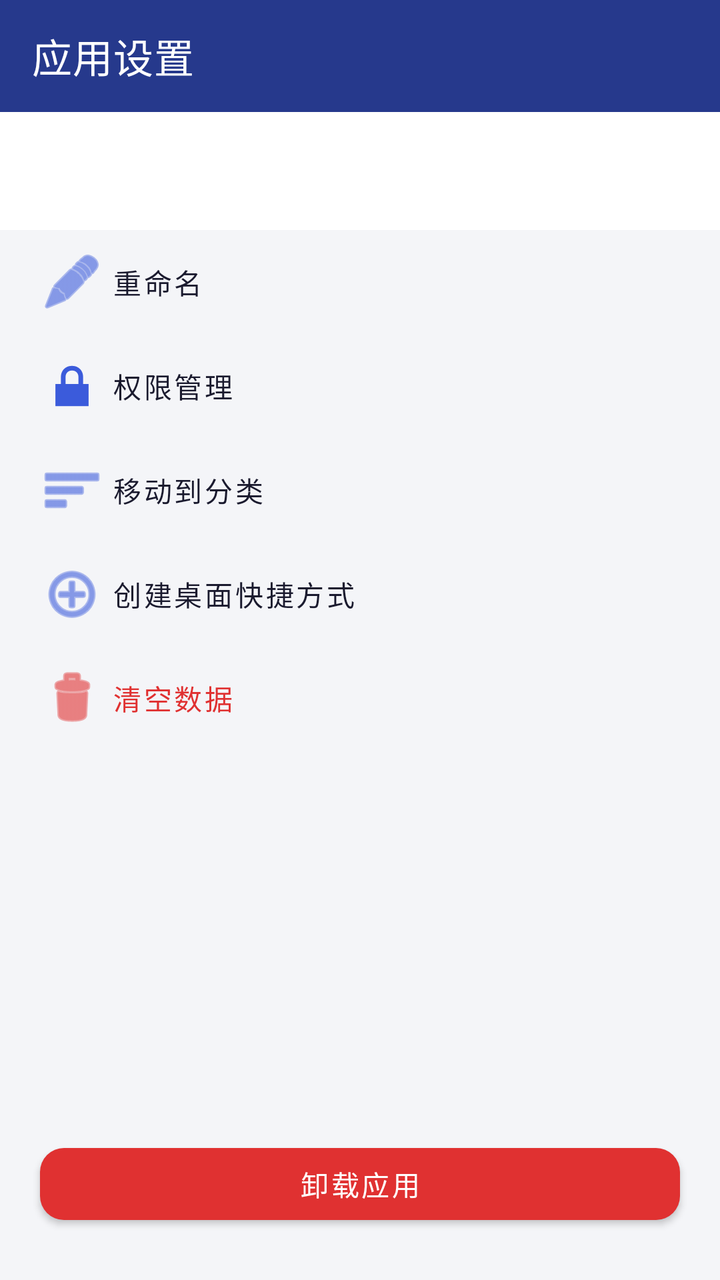
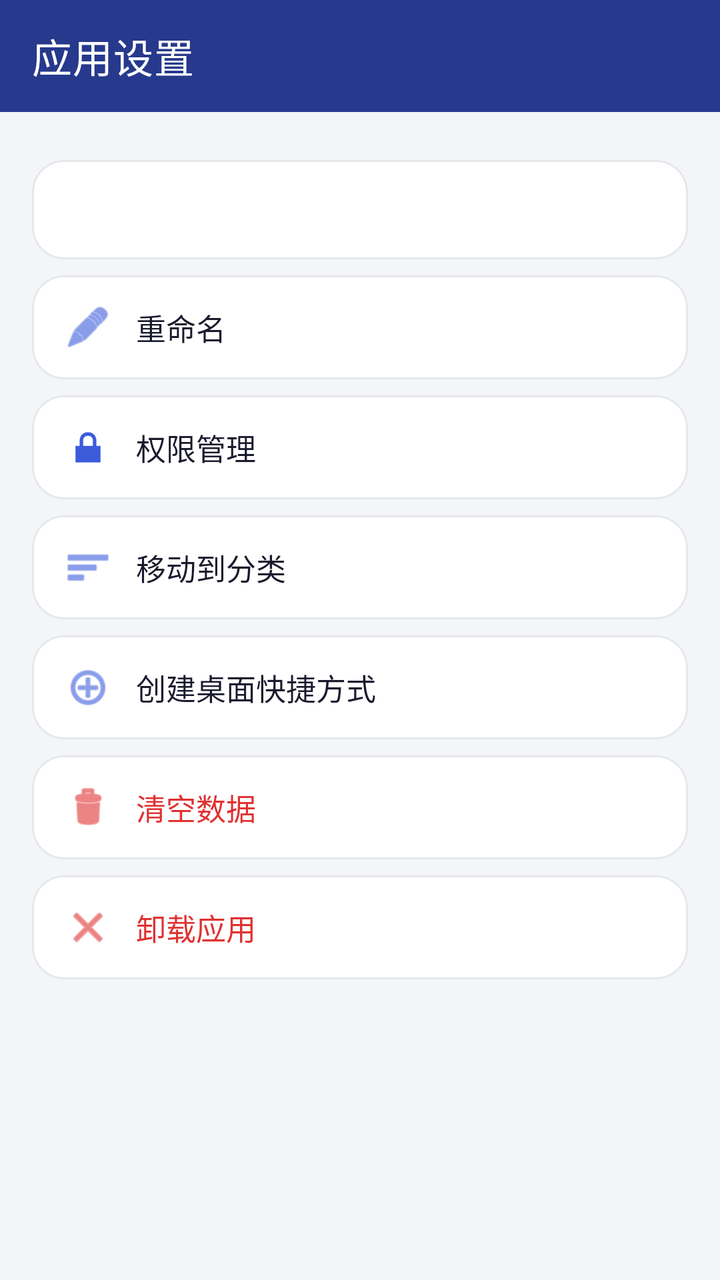

An Android layout rendered at two revisions. The XML below is the earlier revision; the diff shows what the commit changed to produce the second picture.
<!-- AndroidManifest.xml: activity theme Theme.MiniApp -->
<!-- res/layout/activity_app_settings.xml -->
<?xml version="1.0" encoding="utf-8"?>
<LinearLayout xmlns:android="http://schemas.android.com/apk/res/android"
    xmlns:app="http://schemas.android.com/apk/res-auto"
    android:layout_width="match_parent"
    android:layout_height="match_parent"
    android:orientation="vertical"
    android:background="@color/bg_window">

    <com.google.android.material.appbar.MaterialToolbar
        android:id="@+id/toolbar"
        android:layout_width="match_parent"
        android:layout_height="?attr/actionBarSize"
        app:title="应用设置"
        app:titleTextColor="#FFFFFF"
        android:background="@color/brand_primary_dark" />

    <TextView
        android:id="@+id/tv_app_info"
        android:layout_width="match_parent"
        android:layout_height="wrap_content"
        android:padding="20dp"
        android:textColor="@color/text_secondary"
        android:textSize="14sp"
        android:background="@color/bg_card" />

    <com.google.android.material.button.MaterialButton
        android:id="@+id/btn_rename"
        style="@style/Widget.MaterialComponents.Button.TextButton"
        android:layout_width="match_parent"
        android:layout_height="wrap_content"
        android:gravity="start|center_vertical"
        android:paddingHorizontal="20dp"
        android:text="重命名"
        android:textColor="@color/text_primary"
        app:icon="@android:drawable/ic_menu_edit"
        app:iconTint="@color/brand_primary" />

    <com.google.android.material.button.MaterialButton
        android:id="@+id/btn_perm_manage"
        style="@style/Widget.MaterialComponents.Button.TextButton"
        android:layout_width="match_parent"
        android:layout_height="wrap_content"
        android:gravity="start|center_vertical"
        android:paddingHorizontal="20dp"
        android:text="权限管理"
        android:textColor="@color/text_primary"
        app:icon="@android:drawable/ic_lock_lock"
        app:iconTint="@color/brand_primary" />

    <com.google.android.material.button.MaterialButton
        android:id="@+id/btn_move_category"
        style="@style/Widget.MaterialComponents.Button.TextButton"
        android:layout_width="match_parent"
        android:layout_height="wrap_content"
        android:gravity="start|center_vertical"
        android:paddingHorizontal="20dp"
        android:text="移动到分类"
        android:textColor="@color/text_primary"
        app:icon="@android:drawable/ic_menu_sort_by_size"
        app:iconTint="@color/brand_primary" />

    <com.google.android.material.button.MaterialButton
        android:id="@+id/btn_shortcut"
        style="@style/Widget.MaterialComponents.Button.TextButton"
        android:layout_width="match_parent"
        android:layout_height="wrap_content"
        android:gravity="start|center_vertical"
        android:paddingHorizontal="20dp"
        android:text="创建桌面快捷方式"
        android:textColor="@color/text_primary"
        app:icon="@android:drawable/ic_menu_add"
        app:iconTint="@color/brand_primary" />

    <com.google.android.material.button.MaterialButton
        android:id="@+id/btn_clear_data"
        style="@style/Widget.MaterialComponents.Button.TextButton"
        android:layout_width="match_parent"
        android:layout_height="wrap_content"
        android:gravity="start|center_vertical"
        android:paddingHorizontal="20dp"
        android:text="清空数据"
        android:textColor="@color/danger"
        app:icon="@android:drawable/ic_menu_delete"
        app:iconTint="@color/danger" />

    <View
        android:layout_width="match_parent"
        android:layout_height="0dp"
        android:layout_weight="1" />

    <com.google.android.material.button.MaterialButton
        android:id="@+id/btn_uninstall"
        android:layout_width="match_parent"
        android:layout_height="wrap_content"
        android:layout_marginHorizontal="20dp"
        android:layout_marginBottom="24dp"
        android:text="卸载应用"
        android:textColor="#FFFFFF"
        app:backgroundTint="@color/danger"
        app:cornerRadius="12dp" />
</LinearLayout>
<!-- resources referenced by this layout -->
<resources>
  <color name="bg_card">#FFFFFF</color>
  <color name="bg_window">#F4F5F8</color>
  <color name="brand_primary">#3B5BDB</color>
  <color name="brand_primary_dark">#26398C</color>
  <color name="danger">#E03131</color>
  <color name="text_primary">#1A1A2E</color>
  <color name="text_secondary">#6B7280</color>
  <style name="Theme.MiniApp" parent="Theme.MaterialComponents.DayNight.NoActionBar">
          <item name="colorPrimary">@color/brand_primary</item>
          <item name="colorPrimaryVariant">@color/brand_primary_dark</item>
          <item name="colorOnPrimary">#FFFFFF</item>
          <item name="colorSecondary">@color/brand_accent</item>
          <item name="colorOnSecondary">@color/text_primary</item>
          <item name="android:windowBackground">@color/bg_window</item>
          <item name="android:statusBarColor" tools:targetApi="l">@color/brand_primary_dark</item>
          
          <item name="android:windowAnimationStyle">@style/Animation.MiniApp.Activity</item>
          
          <item name="android:alertDialogTheme">@style/ThemeOverlay.MiniApp.RoundedDialog</item>
          <item name="alertDialogTheme">@style/ThemeOverlay.MiniApp.RoundedDialog</item>
          <item name="materialAlertDialogTheme">@style/ThemeOverlay.MiniApp.RoundedDialog</item>
  </style>
  <color name="brand_accent">#FFC24B</color>
  <style name="Animation.MiniApp.Activity" parent="@android:style/Animation.Activity">
          <item name="android:activityOpenEnterAnimation">@anim/slide_in_right</item>
          <item name="android:activityOpenExitAnimation">@anim/fade_out_slight</item>
          <item name="android:activityCloseEnterAnimation">@anim/fade_in_slight</item>
          <item name="android:activityCloseExitAnimation">@anim/slide_out_right</item>
      </style>
  <style name="ThemeOverlay.MiniApp.RoundedDialog" parent="ThemeOverlay.MaterialComponents.Dialog.Alert">
          <item name="colorPrimary">@color/brand_primary</item>
          <item name="colorSecondary">@color/brand_accent</item>
          <item name="shapeAppearanceOverlay">@style/ShapeAppearance.MiniApp.Dialog</item>
          <item name="buttonBarPositiveButtonStyle">@style/Widget.MiniApp.DialogButton</item>
          <item name="buttonBarNegativeButtonStyle">@style/Widget.MiniApp.DialogButton</item>
          <item name="buttonBarNeutralButtonStyle">@style/Widget.MiniApp.DialogButton</item>
  </style>
  <style name="ShapeAppearance.MiniApp.Dialog" parent="">
          <item name="cornerFamily">rounded</item>
          <item name="cornerSize">24dp</item>
  </style>
  <style name="Widget.MiniApp.DialogButton" parent="Widget.MaterialComponents.Button.TextButton.Dialog">
          <item name="android:textColor">@color/brand_primary</item>
      </style>
</resources>

<!-- the commit's change to res/layout/activity_app_settings.xml (unified diff, before → after) -->
@@ -3,99 +3,233 @@
     xmlns:app="http://schemas.android.com/apk/res-auto"
     android:layout_width="match_parent"
     android:layout_height="match_parent"
-    android:orientation="vertical"
-    android:background="@color/bg_window">
+    android:background="@color/bg_window"
+    android:orientation="vertical">
 
     <com.google.android.material.appbar.MaterialToolbar
         android:id="@+id/toolbar"
         android:layout_width="match_parent"
         android:layout_height="?attr/actionBarSize"
+        android:background="@color/brand_primary_dark"
         app:title="应用设置"
-        app:titleTextColor="#FFFFFF"
-        android:background="@color/brand_primary_dark" />
-
-    <TextView
-        android:id="@+id/tv_app_info"
-        android:layout_width="match_parent"
-        android:layout_height="wrap_content"
-        android:padding="20dp"
-        android:textColor="@color/text_secondary"
-        android:textSize="14sp"
-        android:background="@color/bg_card" />
-
-    <com.google.android.material.button.MaterialButton
-        android:id="@+id/btn_rename"
-        style="@style/Widget.MaterialComponents.Button.TextButton"
-        android:layout_width="match_parent"
-        android:layout_height="wrap_content"
-        android:gravity="start|center_vertical"
-        android:paddingHorizontal="20dp"
-        android:text="重命名"
-        android:textColor="@color/text_primary"
-        app:icon="@android:drawable/ic_menu_edit"
-        app:iconTint="@color/brand_primary" />
-
-    <com.google.android.material.button.MaterialButton
-        android:id="@+id/btn_perm_manage"
-        style="@style/Widget.MaterialComponents.Button.TextButton"
-        android:layout_width="match_parent"
-        android:layout_height="wrap_content"
-        android:gravity="start|center_vertical"
-        android:paddingHorizontal="20dp"
-        android:text="权限管理"
-        android:textColor="@color/text_primary"
-        app:icon="@android:drawable/ic_lock_lock"
-        app:iconTint="@color/brand_primary" />
-
-    <com.google.android.material.button.MaterialButton
-        android:id="@+id/btn_move_category"
-        style="@style/Widget.MaterialComponents.Button.TextButton"
-        android:layout_width="match_parent"
-        android:layout_height="wrap_content"
-        android:gravity="start|center_vertical"
-        android:paddingHorizontal="20dp"
-        android:text="移动到分类"
-        android:textColor="@color/text_primary"
-        app:icon="@android:drawable/ic_menu_sort_by_size"
-        app:iconTint="@color/brand_primary" />
-
-    <com.google.android.material.button.MaterialButton
-        android:id="@+id/btn_shortcut"
-        style="@style/Widget.MaterialComponents.Button.TextButton"
-        android:layout_width="match_parent"
-        android:layout_height="wrap_content"
-        android:gravity="start|center_vertical"
-        android:paddingHorizontal="20dp"
-        android:text="创建桌面快捷方式"
-        android:textColor="@color/text_primary"
-        app:icon="@android:drawable/ic_menu_add"
-        app:iconTint="@color/brand_primary" />
-
-    <com.google.android.material.button.MaterialButton
-        android:id="@+id/btn_clear_data"
-        style="@style/Widget.MaterialComponents.Button.TextButton"
-        android:layout_width="match_parent"
-        android:layout_height="wrap_content"
-        android:gravity="start|center_vertical"
-        android:paddingHorizontal="20dp"
-        android:text="清空数据"
-        android:textColor="@color/danger"
-        app:icon="@android:drawable/ic_menu_delete"
-        app:iconTint="@color/danger" />
-
-    <View
+        app:titleTextColor="#FFFFFF" />
+
+    <ScrollView
         android:layout_width="match_parent"
         android:layout_height="0dp"
-        android:layout_weight="1" />
-
-    <com.google.android.material.button.MaterialButton
-        android:id="@+id/btn_uninstall"
-        android:layout_width="match_parent"
-        android:layout_height="wrap_content"
-        android:layout_marginHorizontal="20dp"
-        android:layout_marginBottom="24dp"
-        android:text="卸载应用"
-        android:textColor="#FFFFFF"
-        app:backgroundTint="@color/danger"
-        app:cornerRadius="12dp" />
+        android:layout_weight="1"
+        android:fillViewport="true">
+
+        <LinearLayout
+            android:layout_width="match_parent"
+            android:layout_height="wrap_content"
+            android:orientation="vertical"
+            android:padding="16dp">
+
+            
+            <com.google.android.material.card.MaterialCardView
+                android:id="@+id/card_app_info"
+                style="@style/Widget.MiniApp.SettingCard"
+                android:clickable="false"
+                android:focusable="false"
+                android:foreground="@null">
+
+                <TextView
+                    android:id="@+id/tv_app_info"
+                    android:layout_width="match_parent"
+                    android:layout_height="wrap_content"
+                    android:lineSpacingExtra="3dp"
+                    android:padding="16dp"
+                    android:textColor="@color/text_secondary"
+                    android:textSize="13sp" />
+            </com.google.android.material.card.MaterialCardView>
+
+            
+            <com.google.android.material.card.MaterialCardView
+                android:id="@+id/btn_rename"
+                style="@style/Widget.MiniApp.SettingCard">
+
+                <LinearLayout
+                    android:layout_width="match_parent"
+                    android:layout_height="wrap_content"
+                    android:gravity="center_vertical"
+                    android:orientation="horizontal"
+                    android:paddingHorizontal="16dp"
+                    android:paddingVertical="14dp">
+
+                    <ImageView
+                        android:layout_width="24dp"
+                        android:layout_height="24dp"
+                        android:contentDescription="重命名"
+                        android:src="@android:drawable/ic_menu_edit"
+                        android:tint="@color/brand_primary" />
+
+                    <TextView
+                        android:layout_width="0dp"
+                        android:layout_height="wrap_content"
+                        android:layout_marginStart="12dp"
+                        android:layout_weight="1"
+                        android:text="重命名"
+                        android:textColor="@color/text_primary"
+                        android:textSize="15sp" />
+                </LinearLayout>
+            </com.google.android.material.card.MaterialCardView>
+
+            
+            <com.google.android.material.card.MaterialCardView
+                android:id="@+id/btn_perm_manage"
+                style="@style/Widget.MiniApp.SettingCard">
+
+                <LinearLayout
+                    android:layout_width="match_parent"
+                    android:layout_height="wrap_content"
+                    android:gravity="center_vertical"
+                    android:orientation="horizontal"
+                    android:paddingHorizontal="16dp"
+                    android:paddingVertical="14dp">
+
+                    <ImageView
+                        android:layout_width="24dp"
+                        android:layout_height="24dp"
+                        android:contentDescription="权限管理"
+                        android:src="@android:drawable/ic_lock_lock"
+                        android:tint="@color/brand_primary" />
+
+                    <TextView
+                        android:layout_width="0dp"
+                        android:layout_height="wrap_content"
+                        android:layout_marginStart="12dp"
+                        android:layout_weight="1"
+                        android:text="权限管理"
+                        android:textColor="@color/text_primary"
+                        android:textSize="15sp" />
+                </LinearLayout>
+            </com.google.android.material.card.MaterialCardView>
+
+            
+            <com.google.android.material.card.MaterialCardView
+                android:id="@+id/btn_move_category"
+                style="@style/Widget.MiniApp.SettingCard">
+
+                <LinearLayout
+                    android:layout_width="match_parent"
+                    android:layout_height="wrap_content"
+                    android:gravity="center_vertical"
+                    android:orientation="horizontal"
+                    android:paddingHorizontal="16dp"
+                    android:paddingVertical="14dp">
+
+                    <ImageView
+                        android:layout_width="24dp"
+                        android:layout_height="24dp"
+                        android:contentDescription="移动到分类"
+                        android:src="@android:drawable/ic_menu_sort_by_size"
+                        android:tint="@color/brand_primary" />
+
+                    <TextView
+                        android:layout_width="0dp"
+                        android:layout_height="wrap_content"
+                        android:layout_marginStart="12dp"
+                        android:layout_weight="1"
+                        android:text="移动到分类"
+                        android:textColor="@color/text_primary"
+                        android:textSize="15sp" />
+                </LinearLayout>
+            </com.google.android.material.card.MaterialCardView>
+
+            
+            <com.google.android.material.card.MaterialCardView
+                android:id="@+id/btn_shortcut"
+                style="@style/Widget.MiniApp.SettingCard">
+
+                <LinearLayout
+                    android:layout_width="match_parent"
+                    android:layout_height="wrap_content"
+                    android:gravity="center_vertical"
+                    android:orientation="horizontal"
+                    android:paddingHorizontal="16dp"
+                    android:paddingVertical="14dp">
+
+                    <ImageView
+                        android:layout_width="24dp"
+                        android:layout_height="24dp"
+                        android:contentDescription="创建桌面快捷方式"
+                        android:src="@android:drawable/ic_menu_add"
+                        android:tint="@color/brand_primary" />
+
+                    <TextView
+                        android:layout_width="0dp"
+                        android:layout_height="wrap_content"
+                        android:layout_marginStart="12dp"
+                        android:layout_weight="1"
+                        android:text="创建桌面快捷方式"
+                        android:textColor="@color/text_primary"
+                        android:textSize="15sp" />
+                </LinearLayout>
+            </com.google.android.material.card.MaterialCardView>
+
+            
+            <com.google.android.material.card.MaterialCardView
+                android:id="@+id/btn_clear_data"
+                style="@style/Widget.MiniApp.SettingCard">
+
+                <LinearLayout
+                    android:layout_width="match_parent"
+                    android:layout_height="wrap_content"
+                    android:gravity="center_vertical"
+                    android:orientation="horizontal"
+                    android:paddingHorizontal="16dp"
+                    android:paddingVertical="14dp">
+
+                    <ImageView
+                        android:layout_width="24dp"
+                        android:layout_height="24dp"
+                        android:contentDescription="清空数据"
+                        android:src="@android:drawable/ic_menu_delete"
+                        android:tint="@color/danger" />
+
+                    <TextView
+                        android:layout_width="0dp"
+                        android:layout_height="wrap_content"
+                        android:layout_marginStart="12dp"
+                        android:layout_weight="1"
+                        android:text="清空数据"
+                        android:textColor="@color/danger"
+                        android:textSize="15sp" />
+                </LinearLayout>
+            </com.google.android.material.card.MaterialCardView>
+
+            
+            <com.google.android.material.card.MaterialCardView
+                android:id="@+id/btn_uninstall"
+                style="@style/Widget.MiniApp.SettingCard">
+
+                <LinearLayout
+                    android:layout_width="match_parent"
+                    android:layout_height="wrap_content"
+                    android:gravity="center_vertical"
+                    android:orientation="horizontal"
+                    android:paddingHorizontal="16dp"
+                    android:paddingVertical="14dp">
+
+                    <ImageView
+                        android:layout_width="24dp"
+                        android:layout_height="24dp"
+                        android:contentDescription="卸载应用"
+                        android:src="@android:drawable/ic_menu_close_clear_cancel"
+                        android:tint="@color/danger" />
+
+                    <TextView
+                        android:layout_width="0dp"
+                        android:layout_height="wrap_content"
+                        android:layout_marginStart="12dp"
+                        android:layout_weight="1"
+                        android:text="卸载应用"
+                        android:textColor="@color/danger"
+                        android:textSize="15sp" />
+                </LinearLayout>
+            </com.google.android.material.card.MaterialCardView>
+
+        </LinearLayout>
+    </ScrollView>
 </LinearLayout>
<!-- resource entries referenced after the edit -->
@@ -1,12 +1,26 @@
 <!-- resources referenced by this layout -->
 <resources>
   <color name="bg_card">#FFFFFF</color>
+  <color name="divider">#E5E7EB</color>
   <color name="bg_window">#F4F5F8</color>
   <color name="brand_primary">#3B5BDB</color>
   <color name="brand_primary_dark">#26398C</color>
   <color name="danger">#E03131</color>
   <color name="text_primary">#1A1A2E</color>
   <color name="text_secondary">#6B7280</color>
+  <style name="Widget.MiniApp.SettingCard" parent="Widget.MaterialComponents.CardView">
+          <item name="cardBackgroundColor">@color/bg_card</item>
+          <item name="cardCornerRadius">16dp</item>
+          <item name="cardElevation">0dp</item>
+          <item name="strokeColor">@color/divider</item>
+          <item name="strokeWidth">1dp</item>
+          <item name="android:layout_width">match_parent</item>
+          <item name="android:layout_height">wrap_content</item>
+          <item name="android:layout_marginTop">8dp</item>
+          <item name="android:clickable">true</item>
+          <item name="android:focusable">true</item>
+          <item name="android:foreground">?attr/selectableItemBackground</item>
+      </style>
   <style name="Theme.MiniApp" parent="Theme.MaterialComponents.DayNight.NoActionBar">
           <item name="colorPrimary">@color/brand_primary</item>
           <item name="colorPrimaryVariant">@color/brand_primary_dark</item>
@@ -29,7 +43,7 @@
           <item name="android:activityCloseEnterAnimation">@anim/fade_in_slight</item>
           <item name="android:activityCloseExitAnimation">@anim/slide_out_right</item>
       </style>
-  <style name="ThemeOverlay.MiniApp.RoundedDialog" parent="ThemeOverlay.MaterialComponents.Dialog.Alert">
+  <style name="ThemeOverlay.MiniApp.RoundedDialog" parent="ThemeOverlay.MaterialComponents.MaterialAlertDialog">
           <item name="colorPrimary">@color/brand_primary</item>
           <item name="colorSecondary">@color/brand_accent</item>
           <item name="shapeAppearanceOverlay">@style/ShapeAppearance.MiniApp.Dialog</item>
